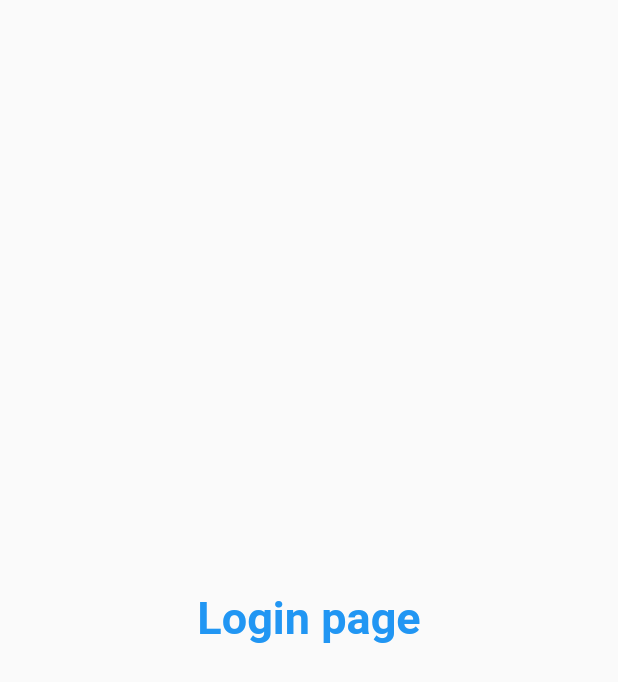
After one commit to prakhar8922/flutter-APP1, a Flutter app: the screen it shows after launch, on a phone screen of 412 x 824 dp. The commit adds this screen. Shown: the top 682 px of the screen. Run offline on Flutter 3.47's test engine with Material 2 defaults, Android fonts, the phone set to English and light mode, and no system bars.

Commit message:
day3 completed

```diff
--- a/lib/main.dart
+++ b/lib/main.dart
@@ -1,17 +1,27 @@
 import 'package:flutter/material.dart';
 import 'package:flutter_application_1/pages/home_page.dart';
+import 'package:flutter_application_1/pages/login_page.dart';
 
 void main() {
-  runApp(const MyApp());
+  runApp(MyApp());
 }
 
 class MyApp extends StatelessWidget {
-  const MyApp({Key? key}) : super(key: key);
-
   @override
   Widget build(BuildContext context) {
-    return const MaterialApp(
-      home: HomePage(),
+    return MaterialApp(
+      // home: HomePage(),
+      themeMode: ThemeMode.light,
+      theme: ThemeData(primarySwatch: Colors.deepPurple),
+      darkTheme: ThemeData(
+        brightness: Brightness.dark,
+      ),
+      // initialRoute: "/home",
+      routes: {
+        "/": (context) => LoginPage(),
+        "/home": (context) => HomePage(),
+        "/login": (context) => LoginPage()
+      },
     );
   }
 }
--- /dev/null
+++ b/lib/pages/login_page.dart
@@ -0,0 +1,19 @@
+import 'package:flutter/material.dart';
+
+class LoginPage extends StatelessWidget {
+  @override
+  Widget build(BuildContext context) {
+    return Material(
+      child: Center(
+        child: Text(
+          "Login page",
+          style: TextStyle(
+            fontSize: 30,
+            color: Colors.blue,
+            fontWeight: FontWeight.bold,
+          ),
+        ),
+      ),
+    );
+  }
+}
```
Also changed, not shown: 1 other file.
